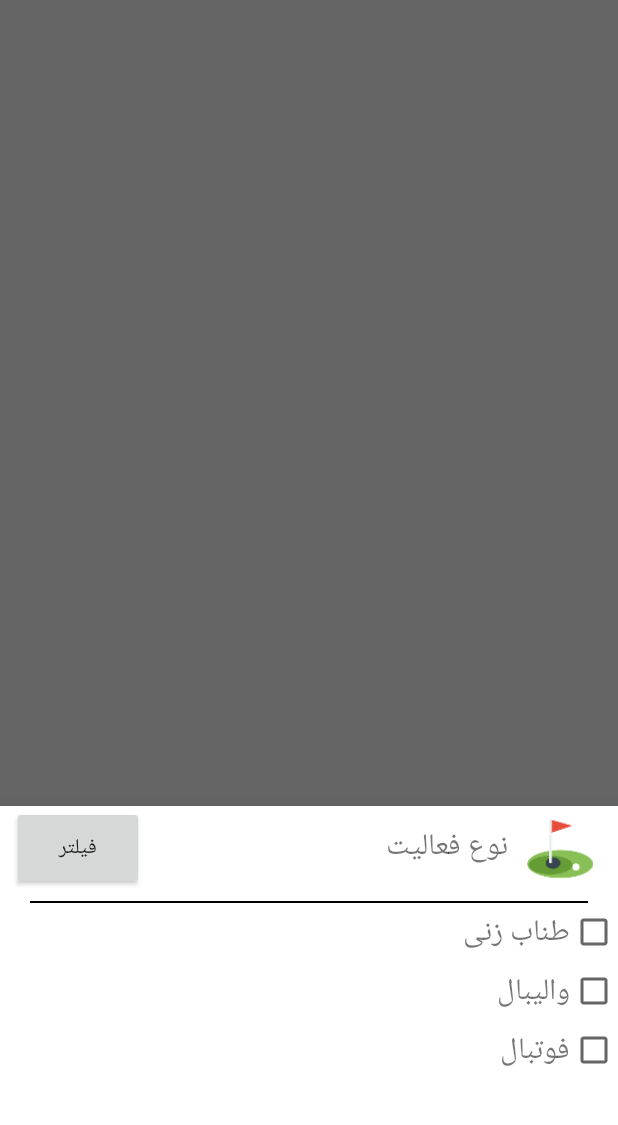
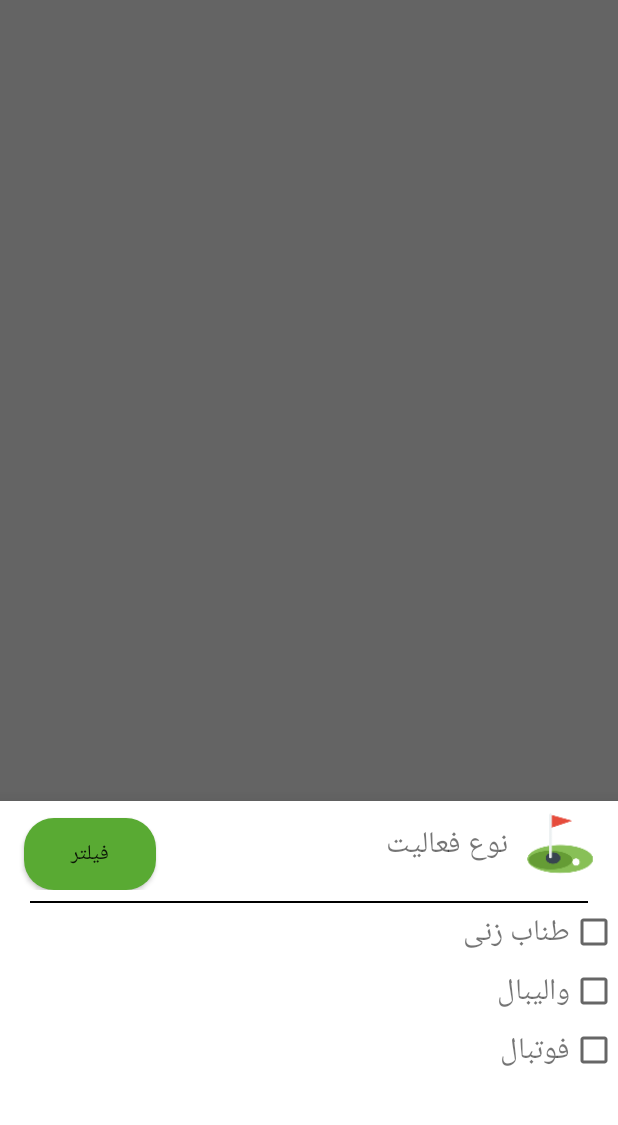
Before and after one commit to mahdihs76/FlatIQ, an Android app: the fragment FilterBottomSheet placed in its activity, on a phone screen of 412 x 824 dp, the part 61-1186 px from its top. Run offline under Robolectric (Android 15) with nearby library versions, the phone set to English and light mode, and no system bars; libraries missing offline, so code that uses them is left out: .

Commit message:
filter button prettied!!

```diff
--- /dev/null
+++ b/app/src/main/res/drawable/filter_button_background.xml
@@ -0,0 +1,16 @@
+<?xml version="1.0" encoding="utf-8"?>
+
+<shape xmlns:android="http://schemas.android.com/apk/res/android"
+    android:shape="rectangle">
+    <corners android:radius="20dp" />
+    <solid android:color="@color/primaryColor" />
+    <padding
+        android:bottom="0dp"
+        android:left="0dp"
+        android:right="0dp"
+        android:top="0dp" />
+    <size
+        android:width="70dp"
+        android:height="30dp" />
+
+</shape>
--- a/app/src/main/res/layout/filter_bottomsheet.xml
+++ b/app/src/main/res/layout/filter_bottomsheet.xml
@@ -31,8 +31,10 @@
             android:layout_height="wrap_content"
             android:id="@+id/filter_button"
             android:text="فیلتر"
-            android:layout_marginLeft="8dp"
-            android:padding="16dp"/>
+            android:layout_marginLeft="16dp"
+            android:layout_marginTop="8dp"
+            android:background="@drawable/filter_button_background"
+            android:layout_alignTop="@+id/bottomsheet_logo" />
     </RelativeLayout>
     <RelativeLayout
         android:foreground="#000"
```
